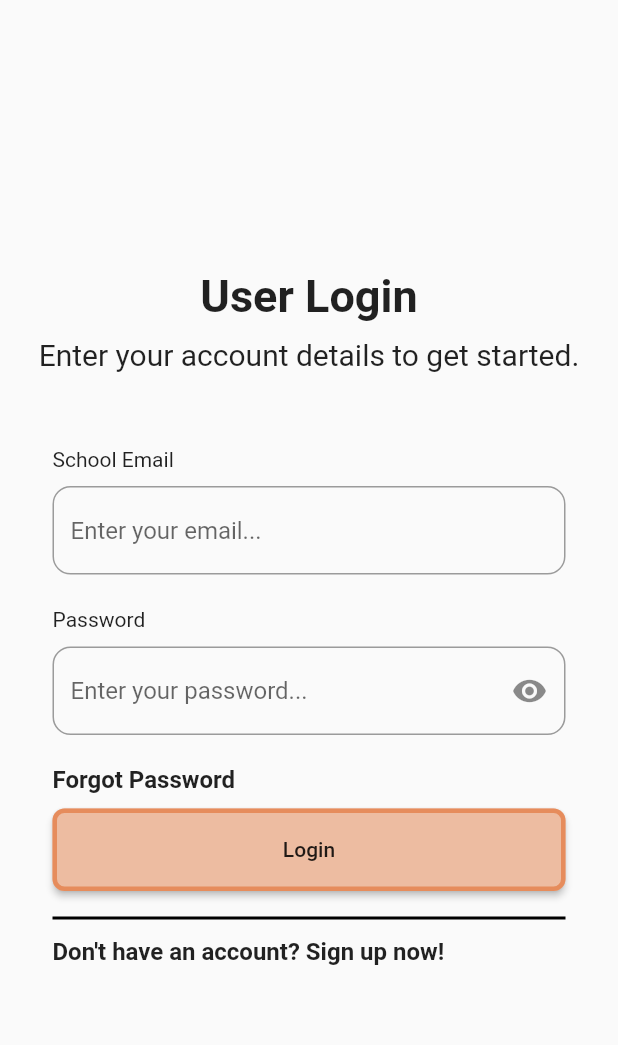
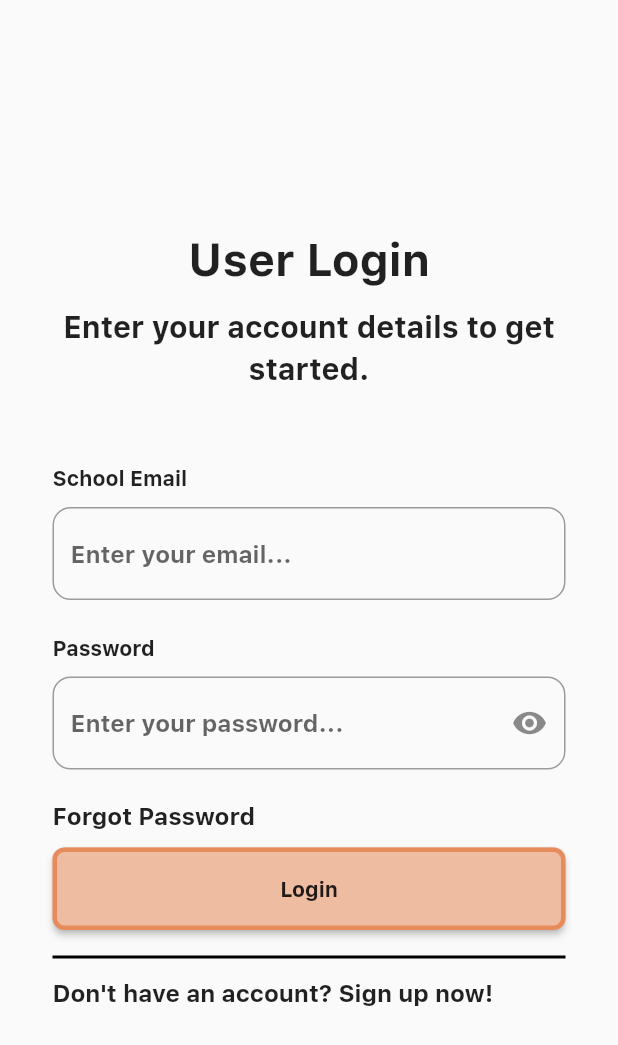
Before and after one commit to KatiGithub/StudentPro, a Flutter app: the screen it shows after launch, after a tap on "Login", on a phone screen of 412 x 824 dp. Shown: the top 1045 px of the screen. Run offline on Flutter 3.47's test engine with Material 2 defaults, Android fonts, the phone set to English and light mode, and no system bars; our stand-ins replace animated_text_kit, carousel_slider, draggable_home, equatable, firebase_auth, firebase_core and 12 more; missing offline and left inert: app_settings, dart:ffi, flutter_rounded_date_picker, horizontal_blocked_scroll_physics, restart_app; accounts and stored records are empty; generated files the repository leaves out were written again; network calls fail.

Commit message:
Preparing IOS for launch

```diff
--- a/customer_frontend/lib/main.dart
+++ b/customer_frontend/lib/main.dart
@@ -1,6 +1,10 @@
 import 'package:firebase_messaging/firebase_messaging.dart';
 import 'package:flutter/material.dart';
 import 'package:flutter_bloc/flutter_bloc.dart';
+import 'package:flutter_localizations/flutter_localizations.dart';
+import 'package:go_router/go_router.dart';
+import 'package:studio_projects/models/retailers/business.dart';
+import 'package:studio_projects/shared/authentication/auth_service.dart';
 import 'package:studio_projects/shared/common_blocs/auth/auth_cubit.dart';
 import 'package:studio_projects/shared/common_blocs/discounts/discount_bloc.dart';
 import 'package:studio_projects/shared/common_blocs/retailer/retailer_cubit.dart';
@@ -26,14 +30,21 @@ import 'package:firebase_core/firebase_core.dart';
 import 'firebase_options.dart';
 import 'package:hydrated_bloc/hydrated_bloc.dart';
 import 'package:path_provider/path_provider.dart';
+import 'package:flutter_gen/gen_l10n/app_localizations.dart';
+import 'package:flutter_localizations/src/widgets_localizations.dart';
 
 void main() async {
   WidgetsFlutterBinding.ensureInitialized();
   await Firebase.initializeApp(options: DefaultFirebaseOptions.currentPlatform);
 
-  HydratedBloc.storage = await HydratedStorage.build(storageDirectory: await getTemporaryDirectory());
+  HydratedBloc.storage = await HydratedStorage.build(
+      storageDirectory: await getTemporaryDirectory());
   print("Token: ");
-  print(await FirebaseMessaging.instance.getToken());
+  FirebaseMessaging.instance
+      .requestPermission()
+      .then((NotificationSettings ntfSettings) async {
+    print(await FirebaseMessaging.instance.getToken());
+  });
 
   runApp(const MyApp());
 }
@@ -45,10 +56,65 @@ class MyApp extends StatefulWidget {
   _MyAppState createState() => _MyAppState();
 }
 
-class _MyAppState extends State<MyApp> {
+var key = UniqueKey();
+
+class _MyAppState extends State<MyApp> with WidgetsBindingObserver {
+
+  @override
+  void initState() {
+    super.initState();
+    WidgetsBinding.instance.addObserver(this);
+  }
+
+  @override
+  void dispose() {
+    WidgetsBinding.instance.removeObserver(this);
+    super.dispose();
+  }
+
+  @override
+  void didChangeAppLifecycleState(AppLifecycleState state) {
+    AuthService authService = AuthService();
+    authService.isLoggedInSingle().then((bool isLoggedIn) {
+      if (!isLoggedIn) {
+        runApp(MyApp());
+      }
+    });
+  }
+
+  final goRoutes = GoRouter(initialLocation: "/welcome",
+      routes: [
+    GoRoute(
+        path: '/welcome',
+        name: WelcomeScreen.id,
+        builder: (context, state) => WelcomeScreen()),
+    GoRoute(
+        path: "/main",
+        name: MainScreen.id,
+        builder: (context, state) => MainScreen(),
+    ),
+    GoRoute(
+        path: "/retailer",
+        name: RetailerScreen.id,
+        builder: (context, state) => RetailerScreen(state.extra as Business)),
+    GoRoute(
+        path: "/login",
+        name: LoginScreen.id,
+        builder: (context, state) => LoginScreen()),
+    GoRoute(
+        path: "/register",
+        name: RegistrationScreen.id,
+        builder: (context, state) => RegistrationScreen()),
+    GoRoute(
+        path: "/email_verification",
+        name: EmailVerification.id,
+        builder: (context, state) => EmailVerification())
+  ]);
+
   @override
   Widget build(BuildContext context) {
     return MultiBlocProvider(
+      key: key,
       providers: [
         BlocProvider(create: (_) => DiscountBloc()),
         BlocProvider(create: (_) => FavoriteCubit()),
@@ -67,20 +133,27 @@ class _MyAppState extends State<MyApp> {
         },
         builder: (context, state) {
           final settingsBloc = BlocProvider.of<SettingsBloc>(context);
-          return MaterialApp(
-            navigatorObservers: [HeroController()],
-            initialRoute: WelcomeScreen.id,
-            routes: {
-              WelcomeScreen.id: (context) => WelcomeScreen(),
-              AuthenticationScreen.id: (context) => AuthenticationScreen(),
-              LoginScreen.id: (context) => LoginScreen(),
-              MainScreen.id: (context) => MainScreen(),
-              RegistrationScreen.id: (context) => RegistrationScreen(),
-              EmailVerification.id: (context) => EmailVerification(),
-              SearchScreen.id: (context) => SearchScreen(),
-              ResetPasswordScreen.id: (context) => ResetPasswordScreen(),
-              HomeScreen.id: (context) => HomeScreen()
-            },
+          return MaterialApp.router(
+            supportedLocales: [Locale("en"), Locale("th")],
+            locale: Locale(settingsBloc.state.settings.languageId!),
+            theme: ThemeData(
+                fontFamily: 'SF_Pro',
+                brightness: Brightness.light,
+                appBarTheme:
+                    AppBarTheme(backgroundColor: Colors.white, elevation: 0)),
+            darkTheme: ThemeData(
+                brightness: Brightness.dark,
+                appBarTheme: AppBarTheme(color: Colors.black12, elevation: 0)),
+            themeMode: settingsBloc.state.settings.darkMode!
+                ? ThemeMode.dark
+                : ThemeMode.light,
+            localizationsDelegates: [
+              AppLocalizations.delegate,
+              GlobalMaterialLocalizations.delegate,
+              GlobalWidgetsLocalizations.delegate,
+              GlobalCupertinoLocalizations.delegate
+            ],
+            routerConfig: goRoutes,
           );
         },
       ),
--- a/customer_frontend/lib/shared/authentication/auth_service.dart
+++ b/customer_frontend/lib/shared/authentication/auth_service.dart
@@ -18,8 +18,10 @@ class AuthService {
     return await _auth.sendPasswordResetEmail(email: email);
   }
 
-  void logOut() async {
-    return await _auth.signOut();
+  Future<void> logOut() async {
+    return _auth.signOut().then((_) {
+      print(_auth.currentUser);
+    });
   }
 
   Future<User?> authenticationWithEmailAndPassword(String email,
--- a/customer_frontend/lib/views/authentication/login/login_screen.dart
+++ b/customer_frontend/lib/views/authentication/login/login_screen.dart
@@ -3,10 +3,14 @@ import 'dart:async';
 import 'package:flutter/material.dart';
 import 'package:flutter_bloc/flutter_bloc.dart';
 import 'package:geolocator/geolocator.dart';
+import 'package:go_router/go_router.dart';
 import 'package:studio_projects/shared/common_blocs/auth/auth_cubit.dart';
 import 'package:studio_projects/shared/common_blocs/auth/auth_state.dart';
 import 'package:studio_projects/shared/components/CustomTextField_Rounded.dart';
 import 'package:studio_projects/shared/utils/location/location_util.dart';
+import 'package:studio_projects/views/authentication/register/email_verification.dart';
+import 'package:studio_projects/views/authentication/register/registration_screen.dart';
+import 'package:studio_projects/views/main/main_screen.dart';
 
 class LoginScreen extends StatefulWidget {
   static const String id = 'login';
@@ -35,7 +39,7 @@ class _LoginScreenState extends State<LoginScreen> {
             _passwordEnabled = false;
 
             LocationUtil.requestUserPermission().then((_) {
-              Navigator.pushNamedAndRemoveUntil(context, 'main', (route) => false);
+              GoRouter.of(context).pushReplacementNamed(MainScreen.id);
             });
           } else if (state is LoginFailure) {
             ScaffoldMessenger.of(context).showSnackBar(SnackBar(
@@ -44,7 +48,7 @@ class _LoginScreenState extends State<LoginScreen> {
                   state.error,
                 )));
           } else if (state is EmailVerificationNeeded) {
-            Navigator.pushNamedAndRemoveUntil(context, 'email_verification', (route) => false);
+            GoRouter.of(context).pushReplacementNamed(EmailVerification.id);
           }
         },
         child: Scaffold(
@@ -188,7 +192,7 @@ class _LoginScreenState extends State<LoginScreen> {
                           children: [
                             GestureDetector(
                               onTap: () {
-                                Navigator.pushNamed(context, 'registration');
+                                GoRouter.of(context).pushNamed(RegistrationScreen.id);
                               },
                               child: Container(
                                 child: Text(
--- a/customer_frontend/lib/views/main/main_screen.dart
+++ b/customer_frontend/lib/views/main/main_screen.dart
@@ -6,52 +6,30 @@ import 'package:flutter_localizations/flutter_localizations.dart';
 import 'package:go_router/go_router.dart';
 import 'package:studio_projects/models/retailers/business.dart';
 import 'package:studio_projects/views/main/favorite/favorite_screen.dart';
-import 'package:studio_projects/views/main/home/home_cubit.dart';
 import 'package:studio_projects/views/main/home/home_screen.dart';
 import 'package:studio_projects/views/main/settings/settings_bloc.dart';
 import 'package:studio_projects/views/main/settings/settings_screen.dart';
 import 'package:studio_projects/views/main/search/search_screen.dart';
 import 'package:flutter_gen/gen_l10n/app_localizations.dart';
 import 'package:studio_projects/views/retailer/retailer_screen.dart';
-import 'home/home_state.dart';
 
-class MainScreen extends StatefulWidget {
-  static const String id = 'main';
-
-  @override
-  _MainScreenState createState() => _MainScreenState();
-}
-
-final _homeNavigatorKey = GlobalKey<NavigatorState>();
+final _globalNavigatorKey = GlobalKey<NavigatorState>();
 final _shellNavigatorHomeKey = GlobalKey<NavigatorState>(debugLabel: 'shellHome');
 final _shellNavigatorSearchKey = GlobalKey<NavigatorState>(debugLabel: 'shellSearch');
 final _shellNavigatorFavoriteKey = GlobalKey<NavigatorState>(debugLabel: 'shellFavorite');
 final _shellNavigatorSettingsKey = GlobalKey<NavigatorState>(debugLabel: 'shellSettings');
 
-class _MainScreenState extends State<MainScreen> {
-  final List<Widget> pages = <Widget>[
-    BlocProvider(
-        create: (create) => HomeCubit(),
-        child: BlocBuilder<HomeCubit, HomeState>(
-          builder: (context, state) {
-            return HomeScreen();
-          },
-        )),
-    // SavedForLaterScreen(),
-    FavoriteScreen(),
-    SearchScreen(),
-    SettingsScreen()
-  ];
+class MainScreen extends StatelessWidget {
 
-  int pageCount = 0;
-
-  final goRouter = GoRouter(initialLocation: "/home", navigatorKey: _homeNavigatorKey, routes: [
+  static String id = "main";
+  final goRouter = GoRouter(initialLocation: "/home" , navigatorKey: _globalNavigatorKey, routes: [
     GoRoute(
         path: "/retailer",
         builder: (BuildContext context, GoRouterState state) {
           return RetailerScreen(state.extra as Business);
         }),
     StatefulShellRoute.indexedStack(
+      parentNavigatorKey: _globalNavigatorKey,
         builder: (context, state, navigationShell) {
           return ScaffoldWithNavBar(navigationShell);
         },
--- a/customer_frontend/lib/views/main/settings/settings_event.dart
+++ b/customer_frontend/lib/views/main/settings/settings_event.dart
@@ -1,4 +1,5 @@
 import 'package:equatable/equatable.dart';
+import 'package:flutter/cupertino.dart';
 
 abstract class SettingsEvent extends Equatable {
   @override
@@ -17,4 +18,8 @@ class OnThemeModeChanged extends SettingsEvent {
   OnThemeModeChanged({required this.darkMode});
 }
 
-class OnLogOut extends SettingsEvent {}
+class OnLogOut extends SettingsEvent {
+  BuildContext context;
+
+  OnLogOut(this.context);
+}
--- a/customer_frontend/lib/views/main/settings/settings_screen.dart
+++ b/customer_frontend/lib/views/main/settings/settings_screen.dart
@@ -1,7 +1,9 @@
 import 'package:app_settings/app_settings.dart';
+import 'package:firebase_auth/firebase_auth.dart';
 import 'package:flutter/cupertino.dart';
 import 'package:flutter/material.dart';
 import 'package:flutter_bloc/flutter_bloc.dart';
+import 'package:flutter_phoenix/flutter_phoenix.dart';
 import 'package:go_router/go_router.dart';
 import 'package:restart_app/restart_app.dart';
 import 'package:studio_projects/views/main/settings/settings_bloc.dart';
@@ -60,8 +62,8 @@ class _SettingsScreenState extends State<SettingsScreen> {
             ),
             ListTile(
               onTap: () {
-                settingsBloc.add(OnLogOut());
-                Navigator.of(context).pushReplacementNamed("welcome");
+                settingsBloc.add(OnLogOut(context));
+                print("Logged Out");
               },
               title: const Text("Log Out"),
             ),
--- a/customer_frontend/lib/views/retailer/retailer_screen.dart
+++ b/customer_frontend/lib/views/retailer/retailer_screen.dart
@@ -64,6 +64,7 @@ class _StateRetailerScreen extends State<RetailerScreen> {
               _isLoading = false;
               _resultsReady = true;
               discounts = BlocProvider.of<RetailerCubit>(context).discounts;
+              this.relatedBusinesses.clear();
               BlocProvider.of<RetailerCubit>(context).relatedBusinesses.forEach((Business business) {
                 this.relatedBusinesses.add(RecentlyViewedSearch(business));
               });
--- a/customer_frontend/lib/views/welcome/welcome_screen.dart
+++ b/customer_frontend/lib/views/welcome/welcome_screen.dart
@@ -2,9 +2,12 @@ import 'package:animated_text_kit/animated_text_kit.dart';
 import 'package:flutter/material.dart';
 import 'package:flutter_bloc/flutter_bloc.dart';
 import 'package:geolocator/geolocator.dart';
+import 'package:go_router/go_router.dart';
 import 'package:studio_projects/shared/common_blocs/auth/auth_cubit.dart';
 import 'package:studio_projects/shared/common_blocs/auth/auth_state.dart';
 import 'package:studio_projects/shared/utils/location/location_util.dart';
+import 'package:studio_projects/views/authentication/login/login_screen.dart';
+import 'package:studio_projects/views/main/main_screen.dart';
 
 class WelcomeScreen extends StatefulWidget {
   static const String id = 'welcome';
@@ -25,11 +28,11 @@ class _WelcomeScreenState extends State<WelcomeScreen> {
             print(state);
             if (state is LoginSucess) {
               await LocationUtil.requestUserPermission().then((_) {
-                Navigator.pushNamedAndRemoveUntil(context, 'main', (route) => false);
+                GoRouter.of(context).pushReplacementNamed(MainScreen.id);
                 print("Logged in. Redirecting to Home Page");
               });
             } else {
-              Navigator.pushNamedAndRemoveUntil(context, 'login', (route) => false);
+              GoRouter.of(context).pushReplacementNamed(LoginScreen.id);
               print("Not logged in");
             }
           },
```
Also changed, not shown: customer_frontend/lib/views/main/search/search_screen.dart (+8 -6 lines), customer_frontend/lib/views/main/settings/settings_bloc.dart (+11 -2 lines), customer_frontend/pubspec.yaml (+7 -0 lines), customer_frontend/assets/ios_icon.png (added), customer_frontend/pubspec.lock, 32 other files.
